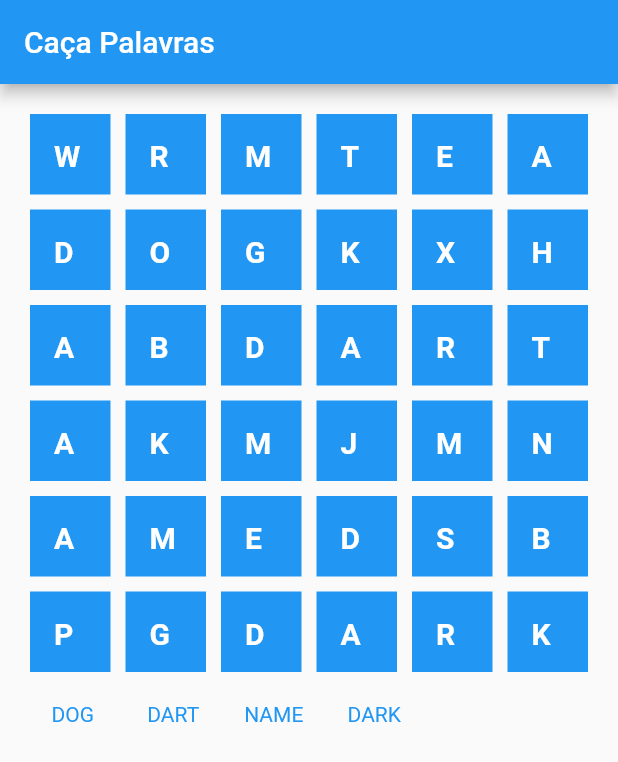
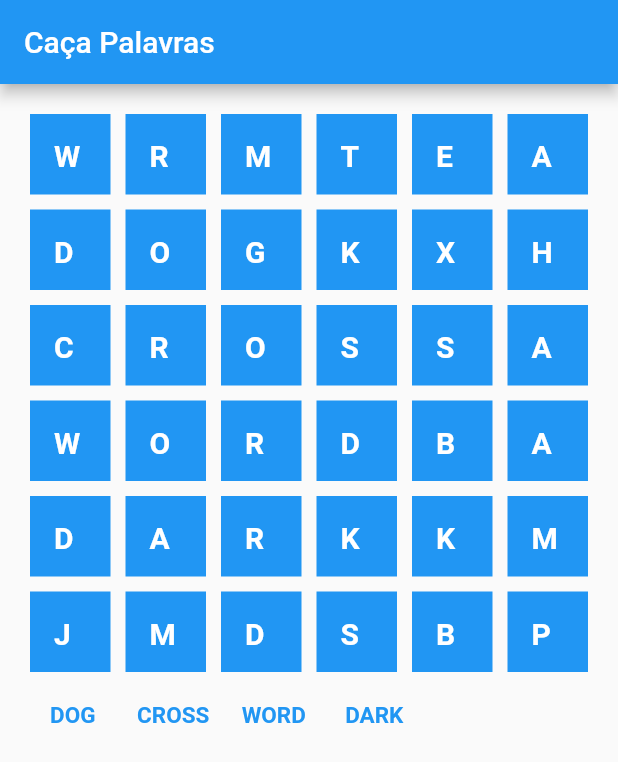
Before and after one commit to William-Libero/crossword-flutter, a Flutter app: the screen it shows after launch, on a phone screen of 412 x 824 dp. Shown: the top 762 px of the screen. Run offline on Flutter 3.47's test engine with Material 2 defaults, Android fonts, the phone set to English and light mode, and no system bars.

Commit message:
Alterações, correções de bugs e melhorias

```diff
--- a/lib/components/letterTiles.dart
+++ b/lib/components/letterTiles.dart
@@ -11,15 +11,17 @@ class LetterTiles extends StatefulWidget {
 
 class _LetterTilesState extends State<LetterTiles> {
   String _chars = 'ABCDEFGHIJKLMNOPQRSTUVWXYZ';
-  List<String> _correctWords = ["DOG", "DART", "NAME", "DARK"];
+  List<String> _correctWords = ["DOG", "CROSS", "WORD", "DARK"];
   List<String> solvedWords = [];
   String wordFormed = "";
+  bool buttonVisibility = false;
+  // Variaveis usadas na função que popula o array com as letras que
+  // aparecem no quadro de letras
+  final Random _randomNumber = new Random();
   dynamic crossWordChars = [];
   int index = 0;
   int indexCorrectWord = 0;
-  int indexChar = 0;
-  bool isTapped = false;
-  List<String> chars = [];
+  //Variaveis usadas na função que verifica a posição do elemento renderizado
   final Set<int> selectedIndexes = Set<int>();
   final Set<int> solvedIndexes = Set<int>();
   final key = GlobalKey();
@@ -96,7 +98,26 @@ class _LetterTilesState extends State<LetterTiles> {
             alignment: Alignment.topCenter,
             child: Text(
               _correctWords[index],
-              style: TextStyle(color: defineCorrectWordColor(index)),
+              style: TextStyle(
+                  color: defineCorrectWordColor(index),
+                  fontSize: 15,
+                  fontWeight: FontWeight.bold),
+            ),
+          ),
+        ),
+        Visibility(
+          visible: buttonVisibility,
+          child: Align(
+            alignment: Alignment.bottomCenter,
+            child: TextButton(
+              child: Text(
+                "Jogar Novamente",
+                style: TextStyle(color: Colors.white),
+              ),
+              onPressed: _clearGameData,
+              style: ButtonStyle(
+                backgroundColor: MaterialStateProperty.all<Color>(Colors.blue),
+              ),
             ),
           ),
         ),
@@ -148,34 +169,33 @@ class _LetterTilesState extends State<LetterTiles> {
   }
 
   getRandomString(int length) {
-    final Random _randomNumber = new Random();
-    for (int i = 0; i < 36; i++) {
-      if (index % 6 == 0 && index != 0) {
-        if (indexCorrectWord < _correctWords.length) {
-          List word = [_correctWords[indexCorrectWord]];
-          word.forEach((char) {
-            int i = 0;
-            while (i < char.length) {
-              crossWordChars.add(char[i]);
-              i++;
-            }
-          });
+    while (index < 36) {
+      if (index % 6 == 0 && index != 0 && indexCorrectWord < _correctWords.length) {
+        var word = _correctWords[indexCorrectWord].toString();
+        int i = 0;
+        while (i < word.length) {
+          crossWordChars.add(word[i]);
+          i++;
           index++;
-          indexCorrectWord++;
         }
+        indexCorrectWord++;
       } else {
         crossWordChars.add(String.fromCharCodes(Iterable.generate(length,
             (_) => _chars.codeUnitAt(_randomNumber.nextInt(_chars.length)))));
         index++;
       }
     }
+    index = 0;
+    indexCorrectWord = 0;
   }
 
   void takeCharsToFormCorrectWord(index) {
     wordFormed += crossWordChars[index].toString();
-    if (_correctWords.contains(wordFormed))
+    if (_correctWords.contains(wordFormed)) {
       solvedIndexes.addAll(selectedIndexes);
-    solvedWords.add(wordFormed);
+      solvedWords.add(wordFormed);
+    }
+    if (solvedWords.length == _correctWords.length) buttonVisibility = true;
   }
 
   defineColor(int index) {
@@ -194,6 +214,16 @@ class _LetterTilesState extends State<LetterTiles> {
     } else {
       return Colors.blue;
     }
+  }
+
+  _clearGameData() {
+    setState(() {
+      solvedIndexes.clear();
+      solvedWords.clear();
+      crossWordChars.clear();
+      buttonVisibility = false;
+    });
+    getRandomString(1);
   }
 }
 
```
